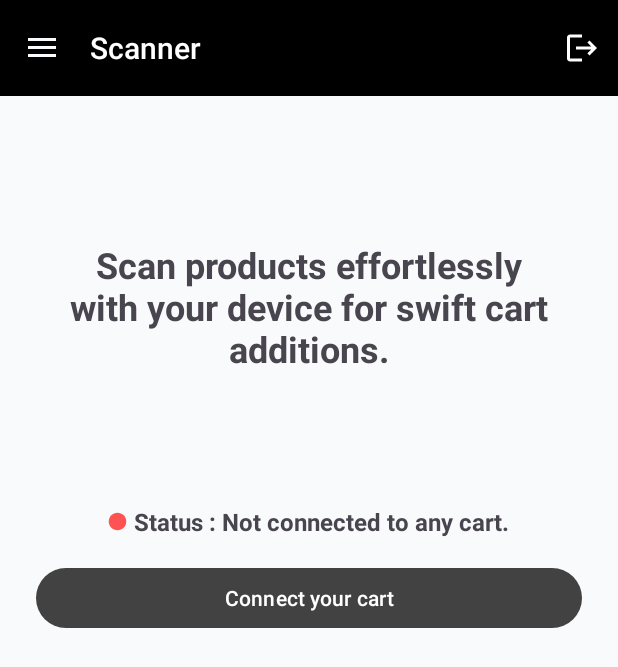
After one commit to youssef-faik/retail-manager-mobile-app, an Android app: the ScannerActivity screen opened directly, with no data from a screen before it, on a phone screen of 412 x 824 dp. The commit adds this screen. Shown: the top 667 px of the screen. Run offline under Robolectric (Android 15) with nearby library versions, the phone set to English and light mode, and no system bars; libraries missing offline, so code that uses them is left out: com.journeyapps.barcodescanner.

Commit message:
add cart items scanner

```diff
--- a/app/build.gradle
+++ b/app/build.gradle
@@ -49,4 +49,6 @@ dependencies {
     implementation 'org.threeten:threetenbp:1.3.5'
     implementation 'io.reactivex.rxjava3:rxjava:3.1.5'
     implementation 'io.reactivex.rxjava3:rxandroid:3.0.0'
-    implementation 'com.github.PhilJay:MPAndroidChart:v3.1.0'}
+    implementation 'com.github.PhilJay:MPAndroidChart:v3.1.0'
+    implementation 'com.journeyapps:zxing-android-embedded:4.3.0'
+}
--- a/app/src/main/java/com/example/myapplication/DrawerBaseActivity.java
+++ b/app/src/main/java/com/example/myapplication/DrawerBaseActivity.java
@@ -15,7 +15,7 @@ import androidx.core.view.GravityCompat;
 import androidx.drawerlayout.widget.DrawerLayout;
 
 import com.example.myapplication.customer.CustomersActivity;
-import com.example.myapplication.invoice.InvoicesActivity;
+import com.example.myapplication.scanner.ScannerActivity;
 import com.example.myapplication.product.ProductsActivity;
 import com.example.myapplication.user.UsersActivity;
 import com.google.android.material.navigation.NavigationView;
@@ -78,8 +78,8 @@ public class DrawerBaseActivity extends AppCompatActivity implements NavigationV
       startActivity(new Intent(this, CustomersActivity.class));
       overridePendingTransition(0, 0);
       return true;
-    } else if (id == R.id.invoices) {
-      startActivity(new Intent(this, InvoicesActivity.class));
+    } else if (id == R.id.scanner) {
+      startActivity(new Intent(this, ScannerActivity.class));
       overridePendingTransition(0, 0);
       return true;
     }
--- /dev/null
+++ b/app/src/main/java/com/example/myapplication/scanner/ScanCartActivity.java
@@ -0,0 +1,6 @@
+package com.example.myapplication.scanner;
+
+import com.journeyapps.barcodescanner.CaptureActivity;
+
+public class ScanCartActivity extends CaptureActivity {
+}
--- /dev/null
+++ b/app/src/main/java/com/example/myapplication/scanner/ScannerActivity.java
@@ -0,0 +1,112 @@
+package com.example.myapplication.scanner;
+
+
+import android.content.Intent;
+import android.graphics.PorterDuff;
+import android.graphics.PorterDuffColorFilter;
+import android.graphics.drawable.Drawable;
+import android.os.AsyncTask;
+import android.os.Bundle;
+import android.view.View;
+import android.widget.Button;
+import android.widget.TextView;
+
+import androidx.activity.result.ActivityResultLauncher;
+
+import com.example.myapplication.DrawerBaseActivity;
+import com.example.myapplication.R;
+import com.example.myapplication.databinding.ActivityScannerBinding;
+import com.google.zxing.client.android.Intents;
+import com.journeyapps.barcodescanner.ScanContract;
+import com.journeyapps.barcodescanner.ScanOptions;
+
+import java.util.Collections;
+
+import io.swagger.client.ApiException;
+import io.swagger.client.api.ElementPanierApi;
+import io.swagger.client.model.CartItemRequestDto;
+
+public class ScannerActivity extends DrawerBaseActivity {
+  ActivityScannerBinding activityScannerBinding;
+
+  TextView cartIdTextView;
+  TextView orLineTextView;
+  Button connectToCartBtn;
+  Button scanItemsBtn;
+  String cartId = "";
+
+  ActivityResultLauncher<ScanOptions> cartIdLauncher = registerForActivityResult(
+          new ScanContract(),
+          result -> {
+            if (result.getContents() != null) {
+              cartId = result.getContents();
+
+              CartItemRequestDto cartItemRequestDto = new CartItemRequestDto();
+              cartItemRequestDto.setCartId(cartId);
+              cartItemRequestDto.setBarcode("101");
+
+              new SaveCartItemTask().execute(cartItemRequestDto);
+
+              scanItemsBtn.setVisibility(View.VISIBLE);
+              orLineTextView.setVisibility(View.VISIBLE);
+              connectToCartBtn.setText("Utilize a different cart option.");
+              cartIdTextView.setText("Status : Connected to cart id " + cartId);
+              Drawable drawable = getResources().getDrawable(R.drawable.ic_circle);
+              // Set the tint color
+              int tintColor = getResources().getColor(R.color.connected);
+              drawable.setColorFilter(new PorterDuffColorFilter(tintColor, PorterDuff.Mode.SRC_IN));
+
+              // Set the tinted drawable to the TextView
+              cartIdTextView.setCompoundDrawablesRelativeWithIntrinsicBounds(drawable, null, null, null);
+            }
+          }
+  );
+
+
+  @Override
+  protected void onCreate(Bundle savedInstanceState) {
+    super.onCreate(savedInstanceState);
+    activityScannerBinding = ActivityScannerBinding.inflate(getLayoutInflater());
+    setContentView(activityScannerBinding.getRoot());
+
+    cartIdTextView = findViewById(R.id.cartIdTextView);
+    orLineTextView = findViewById(R.id.orLineTexView);
+    connectToCartBtn = findViewById(R.id.connectToCartBtn);
+    scanItemsBtn = findViewById(R.id.scanItemsBtn);
+
+    connectToCartBtn.setOnClickListener(view -> {
+      ScanOptions options = new ScanOptions();
+
+      options.setBeepEnabled(true);
+      options.setOrientationLocked(true);
+      options.setCaptureActivity(ScanCartActivity.class);
+      options.setDesiredBarcodeFormats(Collections.singletonList(Intents.Scan.QR_CODE_MODE));
+
+      cartIdLauncher.launch(options);
+    });
+
+    scanItemsBtn.setOnClickListener(view -> {
+      Intent intent = new Intent(this, ScanItemsActivity.class);
+      intent.putExtra("cartId", cartId);
+      startActivity(intent);
+    });
+
+  }
+
+  private class SaveCartItemTask extends AsyncTask<CartItemRequestDto, Void, Void> {
+    @Override
+    protected Void doInBackground(CartItemRequestDto... cartItemRequestDtos) {
+      ElementPanierApi apiInstance = new ElementPanierApi();
+      try {
+        apiInstance.saveCartItem(cartItemRequestDtos[0]);
+      } catch (ApiException e) {
+        System.err.println("Exception when calling ProductApi#createProduct");
+        e.printStackTrace();
+      }
+      return null;
+    }
+
+  }
+
+
+}
--- /dev/null
+++ b/app/src/main/res/drawable/ic_barcode_scanner.xml
@@ -0,0 +1,11 @@
+<?xml version="1.0" encoding="utf-8"?>
+<vector xmlns:android="http://schemas.android.com/apk/res/android"
+    android:width="48dp"
+    android:height="48dp"
+    android:tint="@color/cardview_light_background"
+    android:viewportWidth="960"
+    android:viewportHeight="960">
+    <path
+        android:fillColor="@android:color/white"
+        android:pathData="M40,840L40,658L100,658L100,780L222,780L222,840L40,840ZM737,840L737,780L859,780L859,658L919,658L919,840L737,840ZM153,729L153,230L233,230L233,729L153,729ZM274,729L274,230L316,230L316,729L274,729ZM396,729L396,230L479,230L479,729L396,729ZM521,729L521,230L642,230L642,729L521,729ZM684,729L684,230L726,230L726,729L684,729ZM767,729L767,230L805,230L805,729L767,729ZM40,302L40,120L222,120L222,180L100,180L100,302L40,302ZM859,302L859,180L737,180L737,120L919,120L919,302L859,302Z" />
+</vector>
--- /dev/null
+++ b/app/src/main/res/drawable/ic_circle.xml
@@ -0,0 +1,10 @@
+<vector xmlns:android="http://schemas.android.com/apk/res/android"
+    android:width="14dp"
+    android:height="14dp"
+    android:tint="#FFFFFF"
+    android:viewportWidth="24"
+    android:viewportHeight="24">
+    <path
+        android:fillColor="@android:color/white"
+        android:pathData="M12,2C6.47,2 2,6.47 2,12s4.47,10 10,10 10,-4.47 10,-10S17.53,2 12,2z" />
+</vector>
--- /dev/null
+++ b/app/src/main/res/layout/activity_scanner.xml
@@ -0,0 +1,67 @@
+<?xml version="1.0" encoding="utf-8"?>
+<LinearLayout xmlns:android="http://schemas.android.com/apk/res/android"
+    xmlns:app="http://schemas.android.com/apk/res-auto"
+    xmlns:tools="http://schemas.android.com/tools"
+    android:layout_width="match_parent"
+    android:layout_height="match_parent"
+    android:background="@color/linear_layout_bg_color"
+    android:orientation="vertical"
+    android:paddingTop="96dp"
+    tools:context=".scanner.ScannerActivity">
+
+    <TextView
+        android:layout_width="match_parent"
+        android:layout_height="wrap_content"
+        android:layout_marginHorizontal="16dp"
+        android:layout_marginBottom="24dp"
+        android:gravity="center"
+        android:text="Scan products effortlessly with your device for swift cart additions."
+        android:textSize="24dp"
+        android:textStyle="bold" />
+
+    <TextView
+        android:id="@+id/cartIdTextView"
+        android:layout_width="wrap_content"
+        android:layout_height="wrap_content"
+        android:layout_gravity="center_horizontal"
+        android:layout_marginTop="64dp"
+        android:drawableLeft="@drawable/ic_circle"
+        android:drawablePadding="4dp"
+        android:text="Status : Not connected to any cart."
+        android:textSize="16dp"
+        android:textStyle="bold"
+        app:drawableTint="#FF5252" />
+
+    <Button
+        android:id="@+id/connectToCartBtn"
+        android:layout_marginTop="16dp"
+        android:layout_width="match_parent"
+        android:layout_height="wrap_content"
+        android:layout_marginStart="24dp"
+        android:layout_marginEnd="24dp"
+        android:text="Connect your cart" />
+
+
+    <TextView
+        android:id="@+id/orLineTexView"
+        android:layout_width="wrap_content"
+        android:layout_height="wrap_content"
+        android:layout_gravity="center_horizontal"
+        android:layout_marginVertical="52dp"
+        android:drawablePadding="12dp"
+        android:text="---------------- OR ----------------"
+        android:textSize="16dp"
+        android:textStyle="bold"
+        android:visibility="gone" />
+
+    <Button
+        android:id="@+id/scanItemsBtn"
+        android:layout_width="match_parent"
+        android:layout_height="wrap_content"
+        android:layout_marginStart="24dp"
+        android:layout_marginEnd="24dp"
+        android:backgroundTint="@color/purple_bg_color"
+        android:text="Start adding items to this cart"
+        android:visibility="gone" />
+
+</LinearLayout>
--- a/app/src/main/res/menu/main_menu.xml
+++ b/app/src/main/res/menu/main_menu.xml
@@ -4,22 +4,22 @@
         <item
             android:id="@+id/dashboard"
             android:icon="@drawable/ic_dashboard"
-            android:title="Dashboard"/>
+            android:title="Dashboard" />
         <item
             android:id="@+id/products"
             android:icon="@drawable/ic_product"
-            android:title="Products"/>
+            android:title="Products" />
         <item
             android:id="@+id/customers"
             android:icon="@drawable/ic_corporate"
-            android:title="Customers"/>
-        <item
-            android:id="@+id/invoices"
-            android:icon="@drawable/ic_invoice"
-            android:title="Invoices"/>
+            android:title="Customers" />
         <item
             android:id="@+id/users"
             android:icon="@drawable/ic_user"
-            android:title="Users"/>
+            android:title="Users" />
+        <item
+            android:id="@+id/scanner"
+            android:icon="@drawable/ic_barcode_scanner"
+            android:title="Connect scanner" />
     </group>
 </menu>
--- a/app/src/main/res/values/colors.xml
+++ b/app/src/main/res/values/colors.xml
@@ -5,4 +5,5 @@
     <color name="linear_layout_bg_color">#f9fafb</color>
     <color name="purple_bg_color">#6571ff</color>
     <color name="light_gray">#CCCCCC</color>
+    <color name="connected">#69F0AE</color>
 </resources>
--- a/app/src/main/res/values/strings.xml
+++ b/app/src/main/res/values/strings.xml
@@ -31,4 +31,5 @@
     <string name="last_name">Last Name</string>
     <string name="role">Role</string>
     <string name="customers">Customers</string>
+    <string name="scanner">Scanner</string>
 </resources>
```
Also changed, not shown: app/src/main/AndroidManifest.xml (+10 -3 lines), app/src/main/java/com/example/myapplication/invoice/InvoicesActivity.java (deleted, +0 -17 lines), app/src/main/java/com/example/myapplication/scanner/ScanItemsActivity.java (added, +116 -0 lines), app/src/main/res/layout/activity_invoices.xml (deleted, +0 -10 lines), app/src/main/res/layout/activity_scan_items.xml (added, +41 -0 lines).
